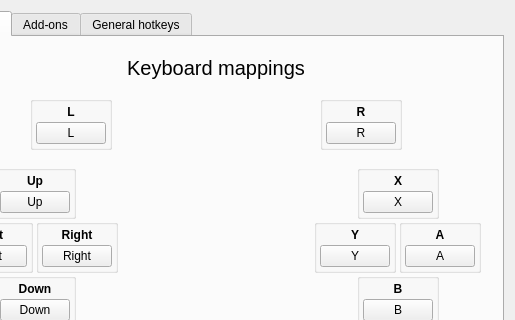
Qt form src/frontend/qt_sdl/InputConfig/InputConfigDialog.ui (melonDS-emu/melonDS) before a commit; both pictures show x 83 to 598 and y 0 to 320 of the 598 by 505 pixel window.
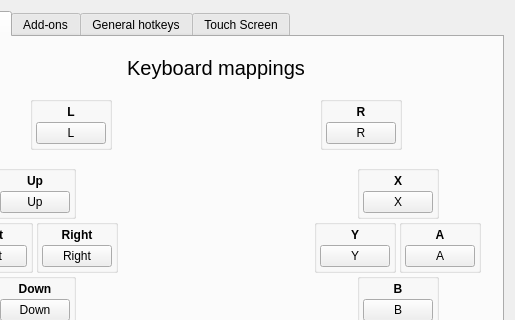
The same form after that commit. Icons and pictures are not drawn.

Commit message: Adding UI to config analog controller

Patch:
```diff
--- a/src/frontend/qt_sdl/InputConfig/InputConfigDialog.ui
+++ b/src/frontend/qt_sdl/InputConfig/InputConfigDialog.ui
@@ -2319,6 +2319,11 @@
        <string>General hotkeys</string>
       </attribute>
      </widget>
+     <widget class="QWidget" name="tabTouchScreen">
+      <attribute name="title">
+       <string>Touch Screen</string>
+      </attribute>
+     </widget>
     </widget>
    </item>
   </layout>
```
The commit also changes 2 other files.
